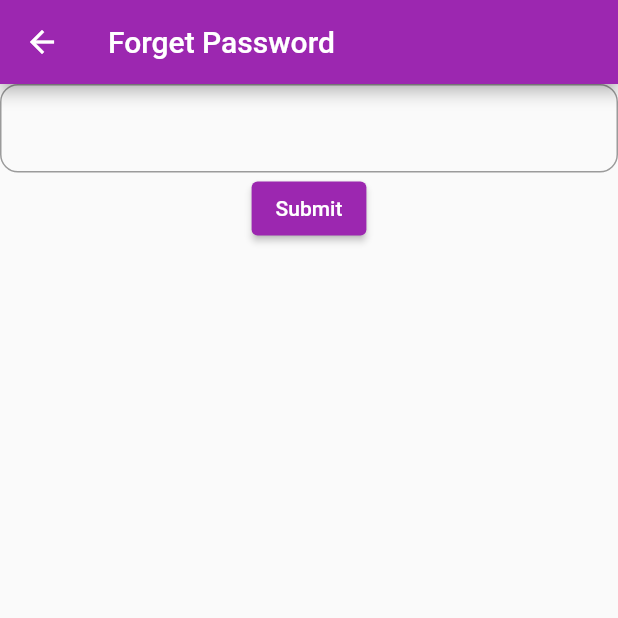
After one commit to nabinsah703/getTodoApp, a Flutter app: the ForgetPassword screen opened directly, after a tap on "Submit", on a phone screen of 412 x 824 dp, the top half of it. The commit adds this screen. Run offline on Flutter 3.47's test engine with Material 2 defaults, Android fonts, the phone set to English and light mode, and no system bars; our stand-ins replace cloud_firestore, firebase_auth, firebase_core, get, google_sign_in, shared_preferences; accounts and stored records are empty; network calls fail.

Commit message:
add forget password and functionalities and also add Get dependency

```diff
--- a/lib/main.dart
+++ b/lib/main.dart
@@ -1,13 +1,14 @@
 import 'package:firebase_auth/firebase_auth.dart';
 import 'package:firebase_core/firebase_core.dart';
 import 'package:flutter/material.dart';
+import 'package:get/get.dart';
 import 'package:gettodoapp/screens/home_screen.dart';
 import 'package:gettodoapp/screens/login_screen.dart';
 
 void main() async {
   WidgetsFlutterBinding.ensureInitialized();
   await Firebase.initializeApp();
-  runApp( MyApp());
+  runApp(const MyApp());
 }
 
 class MyApp extends StatefulWidget {
@@ -27,7 +28,7 @@ class _MyAppState extends State<MyApp> {
 
   @override
   Widget build(BuildContext context) {
-    return MaterialApp(
+    return GetMaterialApp(
       debugShowCheckedModeBanner: false,
       title: 'Flutter Demo',
       theme: ThemeData(
--- /dev/null
+++ b/lib/screens/forget_password.dart
@@ -0,0 +1,56 @@
+import 'package:firebase_auth/firebase_auth.dart';
+import 'package:flutter/material.dart';
+import 'package:get/get.dart';
+import 'package:get/utils.dart';
+import 'package:gettodoapp/screens/login_screen.dart';
+
+class ForgetPassword extends StatefulWidget {
+  const ForgetPassword({super.key});
+
+  @override
+  State<ForgetPassword> createState() => _ForgetPasswordState();
+}
+
+class _ForgetPasswordState extends State<ForgetPassword> {
+  TextEditingController emailController = TextEditingController();
+  @override
+  Widget build(BuildContext context) {
+    return Scaffold(
+      appBar: AppBar(
+        title: const Text("Forget Password"),
+      ),
+      body: Column(
+        children: [
+          TextFormField(
+            controller: emailController,
+            decoration: const InputDecoration(
+              border: OutlineInputBorder(
+                borderRadius: BorderRadius.all(
+                  Radius.circular(12),
+                ),
+              ),
+            ),
+          ),
+          ElevatedButton(
+            onPressed: () async {
+              var email = emailController.text.trim();
+              try {
+                await FirebaseAuth.instance.sendPasswordResetEmail(email: email).then((value) => {
+                      print("Email sent!!"),
+                      Get.off(
+                        () => LoginScreen(),
+                      ),
+                    });
+              } on FirebaseAuthException catch (e) {
+                print("Error $e");
+              }
+            },
+            child: const Text(
+              "Submit",
+            ),
+          )
+        ],
+      ),
+    );
+  }
+}
--- a/lib/screens/sign_up_screen.dart
+++ b/lib/screens/sign_up_screen.dart
@@ -1,3 +1,5 @@
+// ignore_for_file: avoid_print, use_build_context_synchronously
+
 import 'package:firebase_auth/firebase_auth.dart';
 import 'package:flutter/material.dart';
 import 'package:gettodoapp/screens/login_screen.dart';
--- a/pubspec.yaml
+++ b/pubspec.yaml
@@ -41,6 +41,7 @@ dependencies:
   firebase_auth: ^4.2.5
   firebase_core: ^2.4.1
   cloud_firestore: ^4.3.1
+  get: ^4.6.5
 
 dev_dependencies:
   flutter_test:
```
Also changed, not shown: lib/screens/login_screen.dart (+20 -7 lines), pubspec.lock, 1 other file.
